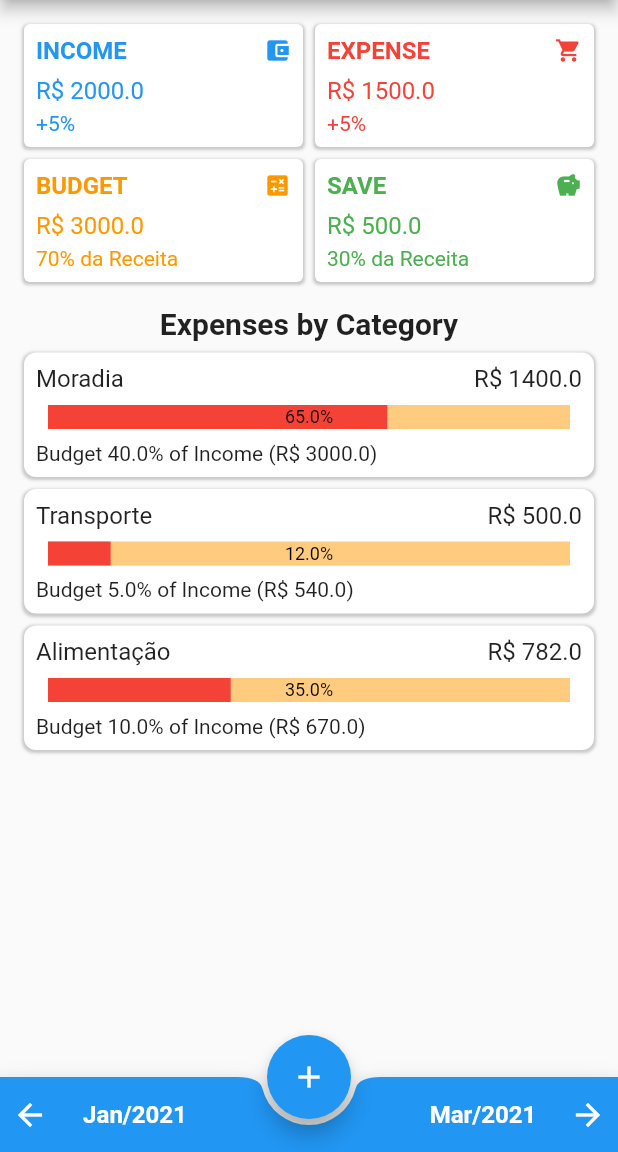
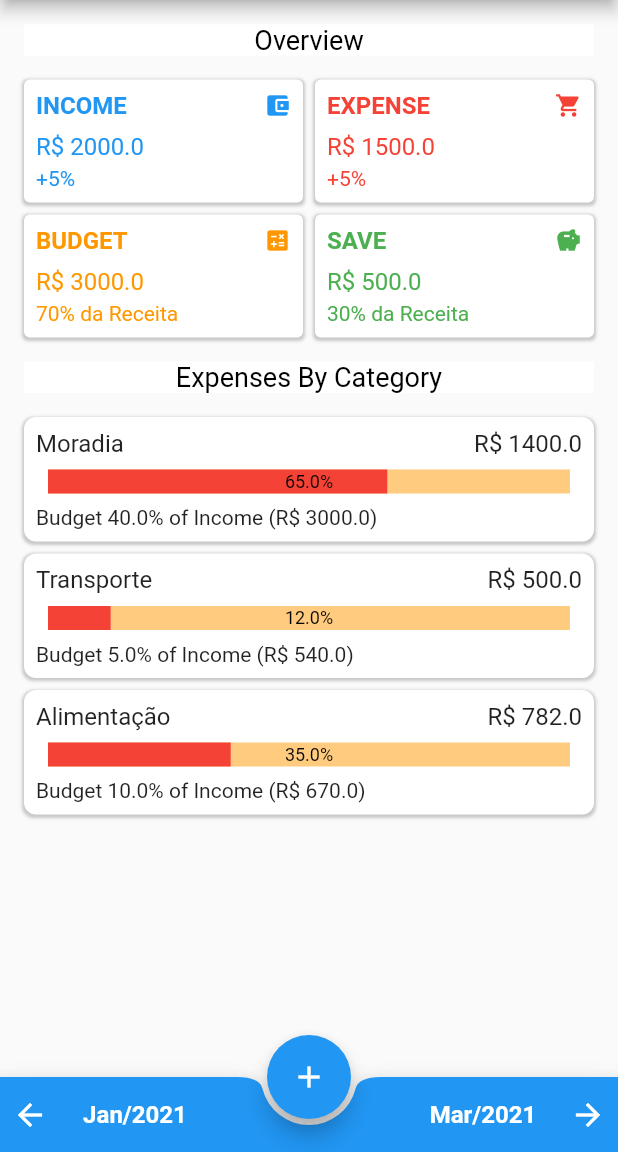
Before and after one commit to hebertjulio/mesames, a Flutter app: the screen it shows after launch, on a phone screen of 412 x 824 dp, the part 84-1236 px from its top. Run offline on Flutter 3.47's test engine with Material 2 defaults, Android fonts, the phone set to English and light mode, and no system bars; drawn by our look-alikes of percent_indicator.

Commit message:
Adiciona cabeçalho nos componentes da home

```diff
--- a/lib/components/chart_by_category.dart
+++ b/lib/components/chart_by_category.dart
@@ -8,15 +8,22 @@ class ChartByCategory extends StatelessWidget {
 
   @override
   Widget build(BuildContext context) {
-    return Column(
+    return Padding(
+      padding: EdgeInsets.all(8.0),
+      child: Column(
         children: [
           Padding(
-          padding: const EdgeInsets.only(bottom: 8.0),
+            padding: EdgeInsets.only(bottom: 16.0),
+            child: Container(
+              color: Colors.white,
+              child: Center(
                 child: Text(
-            'Expenses by Category',
+                  'Expenses By Category',
                   style: TextStyle(
-              fontWeight: FontWeight.bold,
-              fontSize: 20,
+                    color: Colors.black,
+                    fontSize: 18,
+                  ),
+                ),
               ),
             ),
           ),
@@ -28,6 +35,7 @@ class ChartByCategory extends StatelessWidget {
                 this._data.map((data) => _ChartByCategoryItem(data)).toList(),
           ),
         ],
+      ),
     );
   }
 }
--- a/lib/components/overview.dart
+++ b/lib/components/overview.dart
@@ -18,8 +18,25 @@ class Overview extends StatelessWidget {
 
   @override
   Widget build(BuildContext context) {
-    return Column(
+    return Padding(
+      padding: EdgeInsets.all(8.0),
+      child: Column(
         children: [
+          Padding(
+            padding: EdgeInsets.only(bottom: 16.0),
+            child: Container(
+              color: Colors.white,
+              child: Center(
+                child: Text(
+                  'Overview',
+                  style: TextStyle(
+                    color: Colors.black,
+                    fontSize: 18,
+                  ),
+                ),
+              ),
+            ),
+          ),
           Padding(
             padding: const EdgeInsets.only(bottom: 4.0),
             child: Row(
@@ -47,6 +64,7 @@ class Overview extends StatelessWidget {
             ),
           ),
         ],
+      ),
     );
   }
 }
--- a/lib/pages/home_page.dart
+++ b/lib/pages/home_page.dart
@@ -18,17 +18,14 @@ class HomePage extends StatelessWidget {
       ),
       body: SingleChildScrollView(
         child: Padding(
-          padding: const EdgeInsets.all(16.0),
+          padding: EdgeInsets.all(8.0),
           child: Column(
             children: [
-              Padding(
-                padding: const EdgeInsets.only(bottom: 16.0),
-                child: Overview(
-                  OverviewData('R\$', 2000, '+5%'),
-                  OverviewData('R\$', 1500, '+5%'),
-                  OverviewData('R\$', 500, '30% da Receita'),
-                  OverviewData('R\$', 3000, '70% da Receita'),
-                ),
+              Overview(
+                OverviewData('R\$', 2000, '+5%'),
+                OverviewData('R\$', 1500, '+5%'),
+                OverviewData('R\$', 500, '30% da Receita'),
+                OverviewData('R\$', 3000, '70% da Receita'),
               ),
               ChartByCategory(<ChartByCategoryData>[
                 ChartByCategoryData('Moradia', 'R\$', 1400, 65, 3000, 40),
```
Lines whose indentation alone changed are shown as unchanged.
